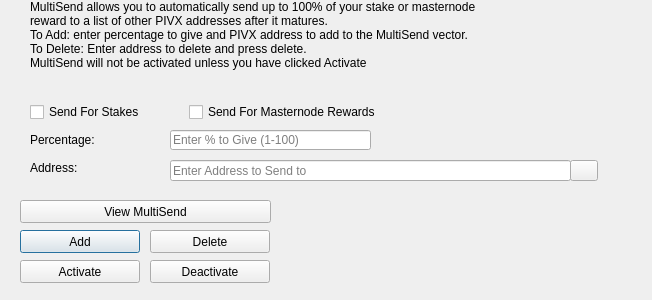
First picture: the form in src/qt/forms/multisenddialog.ui, repository blocknetdx/blocknet, before the edit.
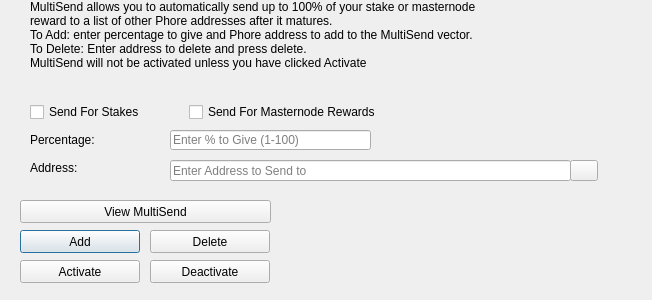
Second picture: the form after the edit. Icons and pictures are not drawn.

Commit message: Fork PIVX to Phore

```diff
--- a/src/qt/forms/multisenddialog.ui
+++ b/src/qt/forms/multisenddialog.ui
@@ -61,8 +61,8 @@
     <number>1</number>
    </property>
    <property name="text">
-    <string>MultiSend allows you to automatically send up to 100% of your stake or masternode reward to a list of other PIVX addresses after it matures.
-To Add: enter percentage to give and PIVX address to add to the MultiSend vector.
+    <string>MultiSend allows you to automatically send up to 100% of your stake or masternode reward to a list of other Phore addresses after it matures.
+To Add: enter percentage to give and Phore address to add to the MultiSend vector.
 To Delete: Enter address to delete and press delete.
 MultiSend will not be activated unless you have clicked Activate</string>
    </property>
```
Left out of the diff: 4 changed lines with no effect on the pictures. The commit also changes 583 other files.
